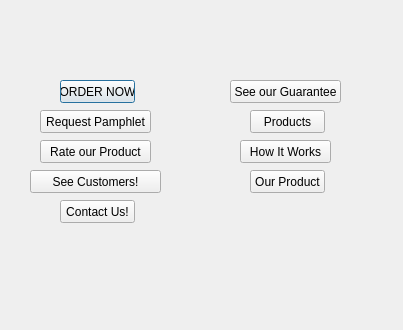
Before: the Qt Designer form Project2/customerscreen.ui in msamatar0/Project2, drawn with Qt 5.
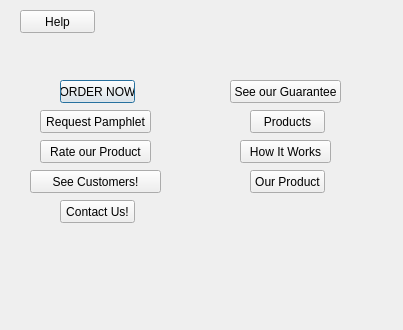
After: the same form once the commit is applied.

Patch:
```diff
--- a/Project2/customerscreen.ui
+++ b/Project2/customerscreen.ui
@@ -130,6 +130,19 @@
     <string>Our Product</string>
    </property>
   </widget>
+  <widget class="QPushButton" name="pushButton_help">
+   <property name="geometry">
+    <rect>
+     <x>20</x>
+     <y>10</y>
+     <width>75</width>
+     <height>23</height>
+    </rect>
+   </property>
+   <property name="text">
+    <string>Help</string>
+   </property>
+  </widget>
  </widget>
  <resources/>
  <connections/>
```
Left out of the diff: 2 changed lines with no effect on the pictures.
